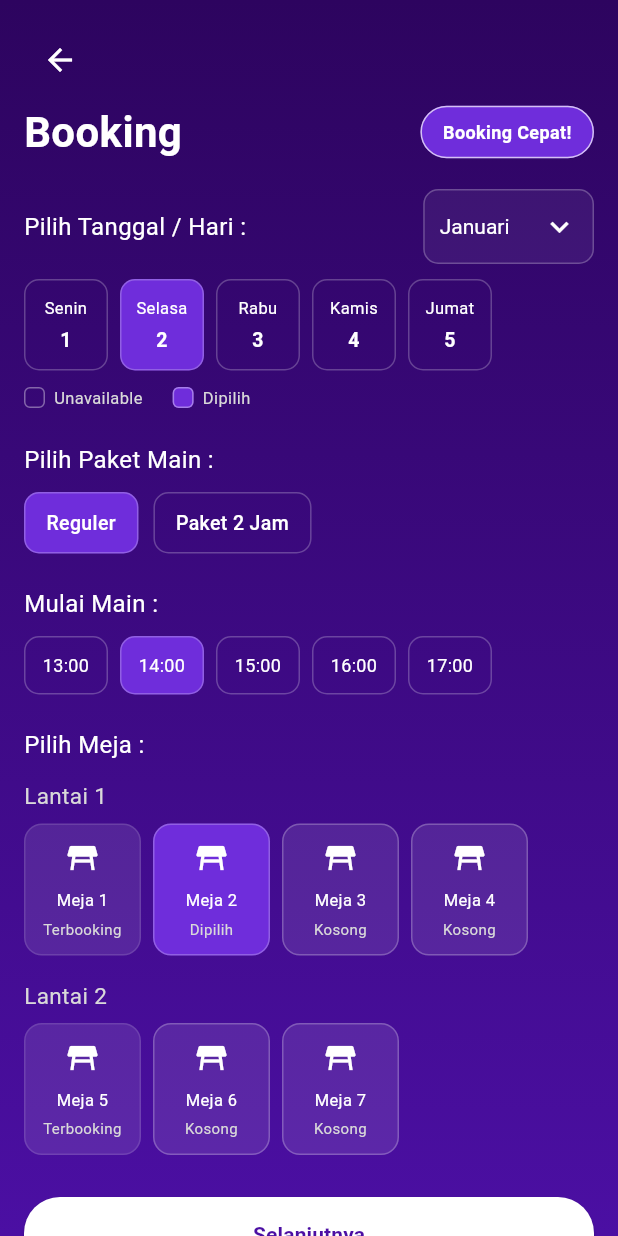
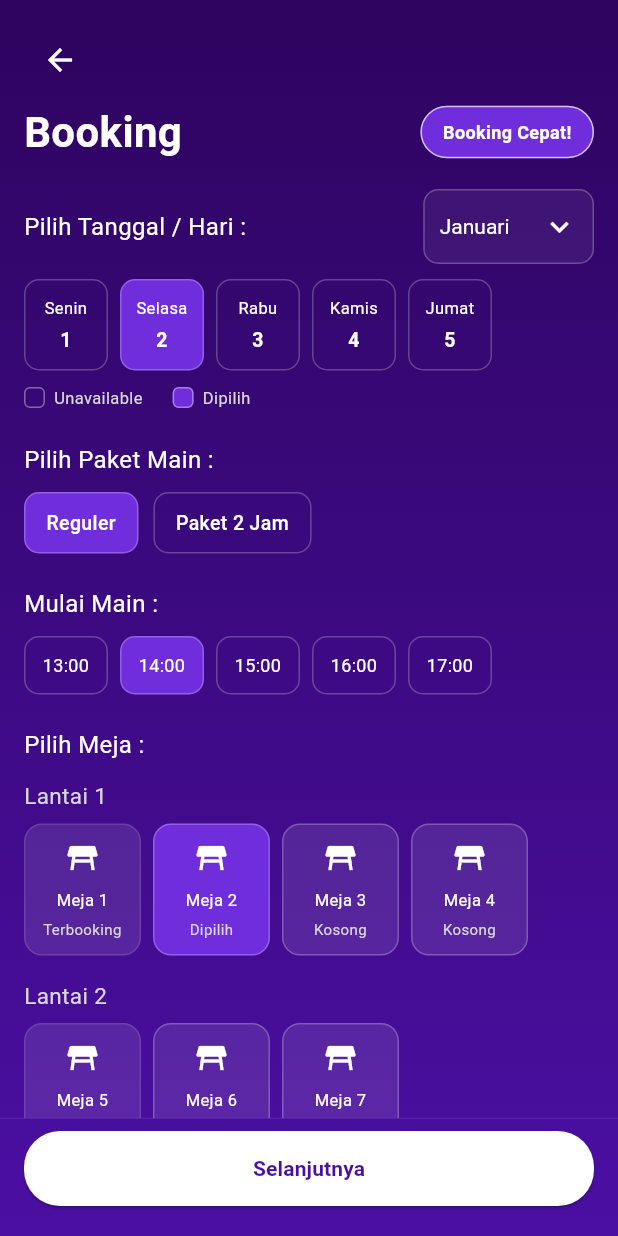
Before and after one commit to arhan321/klik_billiard, a Flutter app: the BookingView screen opened by its route, on a phone screen of 412 x 824 dp. Run offline on Flutter 3.47's test engine with Material 3 defaults, Android fonts, the phone set to English and light mode, and no system bars.

Commit message:
perubahan pada booking

```diff
--- a/lib/modules/user/booking_view.dart
+++ b/lib/modules/user/booking_view.dart
@@ -282,15 +282,11 @@ class _BookingViewState extends State<BookingView> {
           ),
         ),
         child: SafeArea(
+          child: Column(
+            children: [
+              Expanded(
                 child: SingleChildScrollView(
-            padding: const EdgeInsets.fromLTRB(16, 16, 16, 24),
-            child: ConstrainedBox(
-              constraints: BoxConstraints(
-                minHeight:
-                    MediaQuery.of(context).size.height -
-                    MediaQuery.of(context).padding.top -
-                    40,
-              ),
+                  padding: const EdgeInsets.fromLTRB(16, 16, 16, 16),
                   child: Column(
                     crossAxisAlignment: CrossAxisAlignment.start,
                     children: [
@@ -410,7 +406,10 @@ class _BookingViewState extends State<BookingView> {
                       const SizedBox(height: 12),
                       const Text(
                         'Lantai 1',
-                    style: TextStyle(color: AppColors.lightText, fontSize: 15),
+                        style: TextStyle(
+                          color: AppColors.lightText,
+                          fontSize: 15,
+                        ),
                       ),
                       const SizedBox(height: 8),
                       Wrap(
@@ -437,7 +436,10 @@ class _BookingViewState extends State<BookingView> {
                       const SizedBox(height: 16),
                       const Text(
                         'Lantai 2',
-                    style: TextStyle(color: AppColors.lightText, fontSize: 15),
+                        style: TextStyle(
+                          color: AppColors.lightText,
+                          fontSize: 15,
+                        ),
                       ),
                       const SizedBox(height: 8),
                       Wrap(
@@ -461,13 +463,24 @@ class _BookingViewState extends State<BookingView> {
                           );
                         }),
                       ),
-                  const SizedBox(height: 28),
-                  CustomButton(
+                    ],
+                  ),
+                ),
+              ),
+
+              Container(
+                padding: const EdgeInsets.fromLTRB(16, 8, 16, 20),
+                decoration: BoxDecoration(
+                  color: AppColors.primary.withOpacity(0.08),
+                  border: Border(
+                    top: BorderSide(color: Colors.white.withOpacity(0.08)),
+                  ),
+                ),
+                child: CustomButton(
                   text: 'Selanjutnya',
                   onPressed: () {
                     final selectedDay = dateItems[selectedDateIndex];
-                      final selectedPackage =
-                          packageItems[selectedPackageIndex];
+                    final selectedPackage = packageItems[selectedPackageIndex];
                     final selectedTime = times[selectedTimeIndex];
                     final selectedTable =
                         allTables[selectedTableIndex]['title'] as String;
@@ -481,9 +494,8 @@ class _BookingViewState extends State<BookingView> {
                     );
                   },
                 ),
+              ),
             ],
-              ),
-            ),
           ),
         ),
       ),
```
Lines whose indentation alone changed are shown as unchanged.
